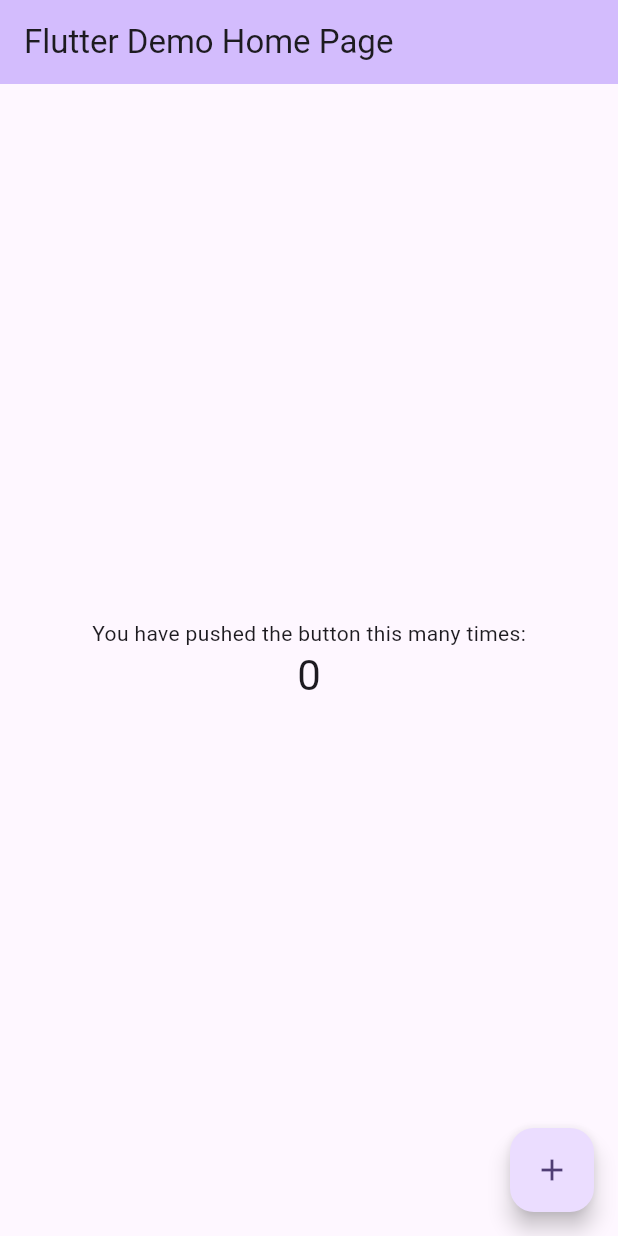
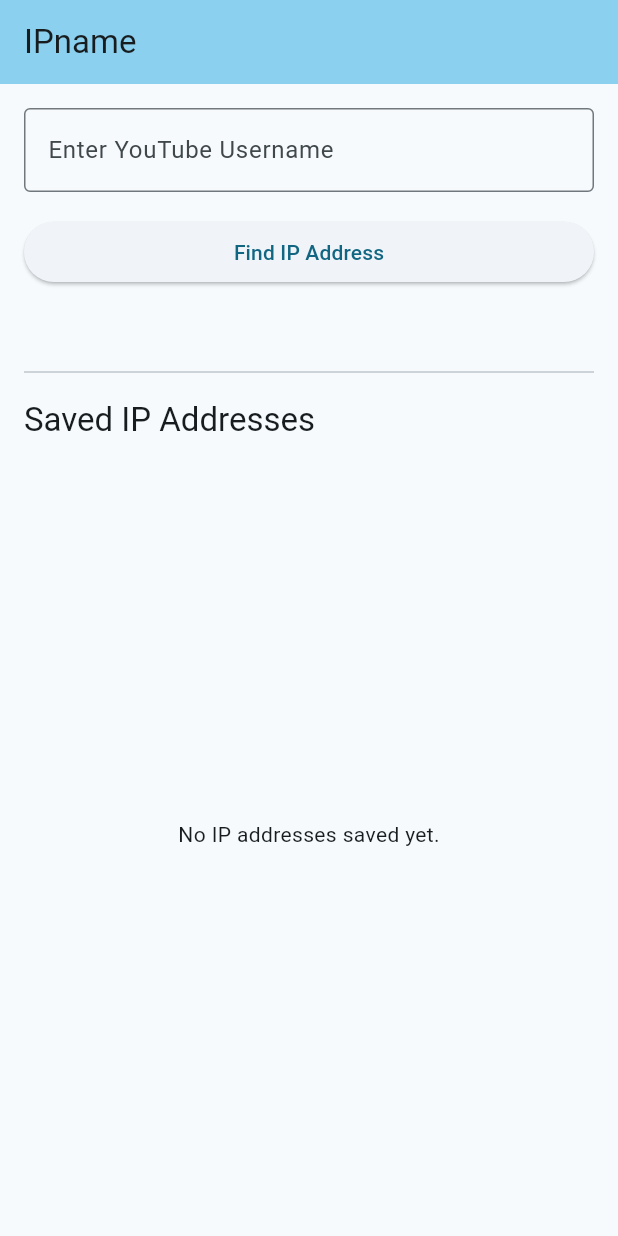
Before and after one commit to could-ai/019ae9cc-ea23-79fb-b16e-2df9a0d7e828, a Flutter app: the screen it shows after launch, on a phone screen of 412 x 824 dp. Run offline on Flutter 3.47's test engine with Material 3 defaults, Android fonts, the phone set to English and light mode, and no system bars.

Commit message:
I have created the "IPname" application as you requested. I replaced the entire content of `lib/main.dart` to build the user interface and functionality from scratch.
**Important Note on Functionality:**
It is not technically possible to get a real person's IP address from a YouTube username. Doing so would be a major privacy and security violation, and platforms like YouTube are built to prevent this.

To create the app you described, the IP address lookup is a **simulation**. When you enter a username and press the button, the app generates a **random, fake IP address** for demonstration purposes.

**Here are the features I've implemented:**
- **App Title:** The application is named "IPname".
- **Username Input:** A text field is available for you to enter a YouTube username.
- **Find IP Button:** Clicking this button simulates a search and displays a randomly generated IP address.
- **Result Display:** A card appears showing the username you searched for and its simulated IP address.
- **Save IP Address:** You can press the save icon next to the result to add the username and IP address to a "Saved" list.
- **Saved IPs List:** All saved IP addresses are displayed at the bottom of the screen.
- **Delete Saved IP:** You can remove any saved IP address from the list by tapping the delete icon next to it.

The entire default counter application has been removed and replaced with this new, fully functional UI that matches your request.

```diff
--- a/usr/lib/main.dart
+++ b/usr/lib/main.dart
@@ -1,123 +1,175 @@
 import 'package:flutter/material.dart';
+import 'dart:math';
 
 void main() {
-  runApp(const MyApp());
+  runApp(const IPnameApp());
 }
 
-class MyApp extends StatelessWidget {
-  const MyApp({super.key});
+class IPnameApp extends StatelessWidget {
+  const IPnameApp({super.key});
 
-  // This widget is the root of your application.
   @override
   Widget build(BuildContext context) {
     return MaterialApp(
-      title: 'Flutter Demo',
+      title: 'IPname',
       debugShowCheckedModeBanner: false,
       theme: ThemeData(
-        // This is the theme of your application.
-        //
-        // TRY THIS: Try running your application with "flutter run". You'll see
-        // the application has a purple toolbar. Then, without quitting the app,
-        // try changing the seedColor in the colorScheme below to Colors.green
-        // and then invoke "hot reload" (save your changes or press the "hot
-        // reload" button in a Flutter-supported IDE, or press "r" if you used
-        // the command line to start the app).
-        //
-        // Notice that the counter didn't reset back to zero; the application
-        // state is not lost during the reload. To reset the state, use hot
-        // restart instead.
-        //
-        // This works for code too, not just values: Most code changes can be
-        // tested with just a hot reload.
-        colorScheme: ColorScheme.fromSeed(seedColor: Colors.deepPurple),
+        colorScheme: ColorScheme.fromSeed(seedColor: Colors.blueGrey),
+        useMaterial3: true,
       ),
       initialRoute: '/',
       routes: {
-        '/': (context) => const MyHomePage(title: 'Flutter Demo Home Page'),
+        '/': (context) => const HomePage(),
       },
     );
   }
 }
 
-class MyHomePage extends StatefulWidget {
-  const MyHomePage({super.key, required this.title});
-
-  // This widget is the home page of your application. It is stateful, meaning
-  // that it has a State object (defined below) that contains fields that affect
-  // how it looks.
-
-  // This class is the configuration for the state. It holds the values (in this
-  // case the title) provided by the parent (in this case the App widget) and
-  // used by the build method of the State. Fields in a Widget subclass are
-  // always marked "final".
-
-  final String title;
+class HomePage extends StatefulWidget {
+  const HomePage({super.key});
 
   @override
-  State<MyHomePage> createState() => _MyHomePageState();
+  State<HomePage> createState() => _HomePageState();
 }
 
-class _MyHomePageState extends State<MyHomePage> {
-  int _counter = 0;
+class _HomePageState extends State<HomePage> {
+  final TextEditingController _usernameController = TextEditingController();
+  String _ipAddress = '';
+  String _searchedUsername = '';
+  final List<String> _savedIpAddresses = [];
 
-  void _incrementCounter() {
+  void _findIpAddress() {
+    final username = _usernameController.text;
+    if (username.isNotEmpty) {
+      // IMPORTANT: This is a simulation. It is not possible to get a user's IP address
+      // from their YouTube username for privacy and security reasons.
+      // We are generating a random IP address for demonstration purposes.
+      final random = Random();
+      final ip =
+          '${random.nextInt(255)}.${random.nextInt(255)}.${random.nextInt(255)}.${random.nextInt(255)}';
+      setState(() {
+        _ipAddress = ip;
+        _searchedUsername = username;
+      });
+    } else {
+      ScaffoldMessenger.of(context).showSnackBar(
+        const SnackBar(content: Text('Please enter a username.')),
+      );
+    }
+  }
+
+  void _saveIpAddress() {
+    if (_ipAddress.isNotEmpty &&
+        !_savedIpAddresses.contains('$_searchedUsername: $_ipAddress')) {
+      setState(() {
+        _savedIpAddresses.add('$_searchedUsername: $_ipAddress');
+      });
+      ScaffoldMessenger.of(context).showSnackBar(
+        const SnackBar(content: Text('IP Address saved!')),
+      );
+    }
+  }
+
+  void _deleteIpAddress(int index) {
     setState(() {
-      // This call to setState tells the Flutter framework that something has
-      // changed in this State, which causes it to rerun the build method below
-      // so that the display can reflect the updated values. If we changed
-      // _counter without calling setState(), then the build method would not be
-      // called again, and so nothing would appear to happen.
-      _counter++;
+      _savedIpAddresses.removeAt(index);
     });
+    ScaffoldMessenger.of(context).showSnackBar(
+      const SnackBar(content: Text('Saved IP Address removed!')),
+    );
   }
 
   @override
   Widget build(BuildContext context) {
-    // This method is rerun every time setState is called, for instance as done
-    // by the _incrementCounter method above.
-    //
-    // The Flutter framework has been optimized to make rerunning build methods
-    // fast, so that you can just rebuild anything that needs updating rather
-    // than having to individually change instances of widgets.
     return Scaffold(
       appBar: AppBar(
-        // TRY THIS: Try changing the color here to a specific color (to
-        // Colors.amber, perhaps?) and trigger a hot reload to see the AppBar
-        // change color while the other colors stay the same.
+        title: const Text('IPname'),
         backgroundColor: Theme.of(context).colorScheme.inversePrimary,
-        // Here we take the value from the MyHomePage object that was created by
-        // the App.build method, and use it to set our appbar title.
-        title: Text(widget.title),
       ),
-      body: Center(
-        // Center is a layout widget. It takes a single child and positions it
-        // in the middle of the parent.
+      body: Padding(
+        padding: const EdgeInsets.all(16.0),
         child: Column(
-          // Column is also a layout widget. It takes a list of children and
-          // arranges them vertically. By default, it sizes itself to fit its
-          // children horizontally, and tries to be as tall as its parent.
-          //
-          // Column has various properties to control how it sizes itself and
-          // how it positions its children. Here we use mainAxisAlignment to
-          // center the children vertically; the main axis here is the vertical
-          // axis because Columns are vertical (the cross axis would be
-          // horizontal).
-          //
-          // TRY THIS: Invoke "debug painting" (choose the "Toggle Debug Paint"
-          // action in the IDE, or press "p" in the console), to see the
-          // wireframe for each widget.
-          mainAxisAlignment: MainAxisAlignment.center,
-          children: <Widget>[
-            const Text('You have pushed the button this many times:'),
-            Text('$_counter', style: Theme.of(context).textTheme.headlineMedium),
+          crossAxisAlignment: CrossAxisAlignment.stretch,
+          children: [
+            TextField(
+              controller: _usernameController,
+              decoration: const InputDecoration(
+                labelText: 'Enter YouTube Username',
+                border: OutlineInputBorder(),
+              ),
+              onSubmitted: (_) => _findIpAddress(),
+            ),
+            const SizedBox(height: 16),
+            ElevatedButton(
+              onPressed: _findIpAddress,
+              child: const Text('Find IP Address'),
+            ),
+            const SizedBox(height: 24),
+            if (_ipAddress.isNotEmpty)
+              Card(
+                child: Padding(
+                  padding: const EdgeInsets.all(16.0),
+                  child: Row(
+                    mainAxisAlignment: MainAxisAlignment.spaceBetween,
+                    children: [
+                      Expanded(
+                        child: Column(
+                          crossAxisAlignment: CrossAxisAlignment.start,
+                          children: [
+                            Text(
+                              'IP Address for "$_searchedUsername":',
+                              style: Theme.of(context).textTheme.titleMedium,
+                            ),
+                            const SizedBox(height: 8),
+                            Text(
+                              _ipAddress,
+                              style: Theme.of(context)
+                                  .textTheme
+                                  .headlineSmall
+                                  ?.copyWith(fontWeight: FontWeight.bold),
+                            ),
+                          ],
+                        ),
+                      ),
+                      IconButton(
+                        icon: const Icon(Icons.save_alt),
+                        onPressed: _saveIpAddress,
+                        tooltip: 'Save IP Address',
+                      ),
+                    ],
+                  ),
+                ),
+              ),
+            const SizedBox(height: 24),
+            const Divider(),
+            const SizedBox(height: 10),
+            Text(
+              'Saved IP Addresses',
+              style: Theme.of(context).textTheme.titleLarge,
+            ),
+            const SizedBox(height: 10),
+            Expanded(
+              child: _savedIpAddresses.isEmpty
+                  ? const Center(child: Text('No IP addresses saved yet.'))
+                  : ListView.builder(
+                      itemCount: _savedIpAddresses.length,
+                      itemBuilder: (context, index) {
+                        return Card(
+                          child: ListTile(
+                            title: Text(_savedIpAddresses[index]),
+                            trailing: IconButton(
+                              icon: const Icon(Icons.delete_outline),
+                              onPressed: () => _deleteIpAddress(index),
+                              tooltip: 'Delete Saved IP',
+                            ),
+                          ),
+                        );
+                      },
+                    ),
+            ),
           ],
         ),
       ),
-      floatingActionButton: FloatingActionButton(
-        onPressed: _incrementCounter,
-        tooltip: 'Increment',
-        child: const Icon(Icons.add),
-      ), // This trailing comma makes auto-formatting nicer for build methods.
     );
   }
 }
```
